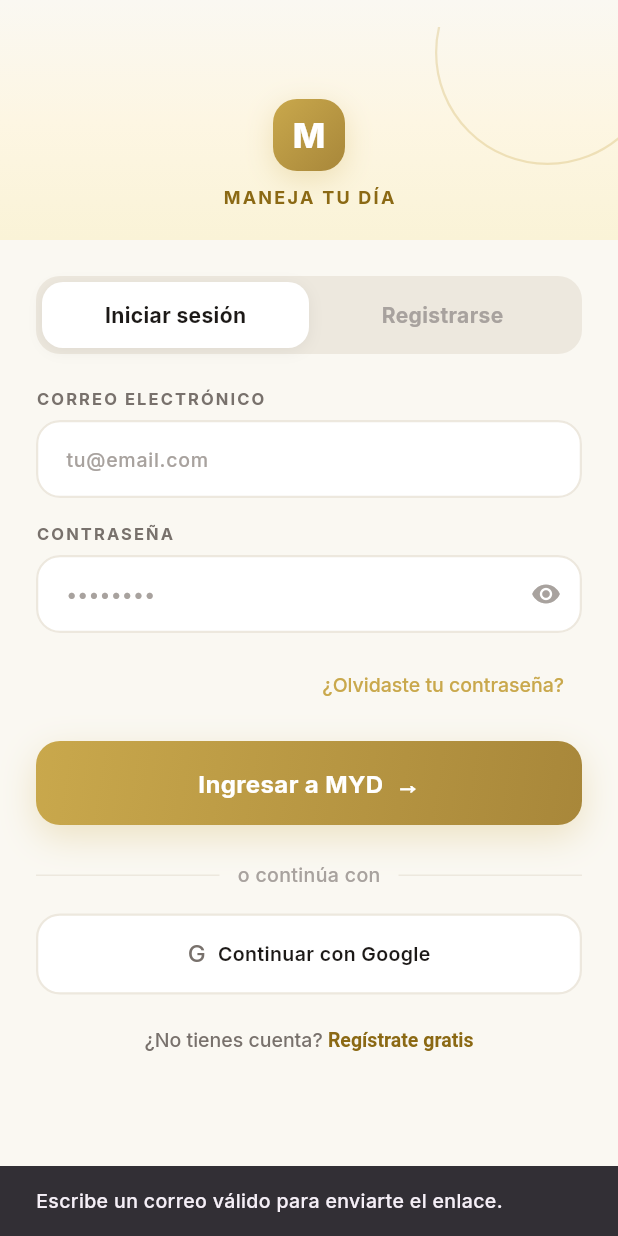
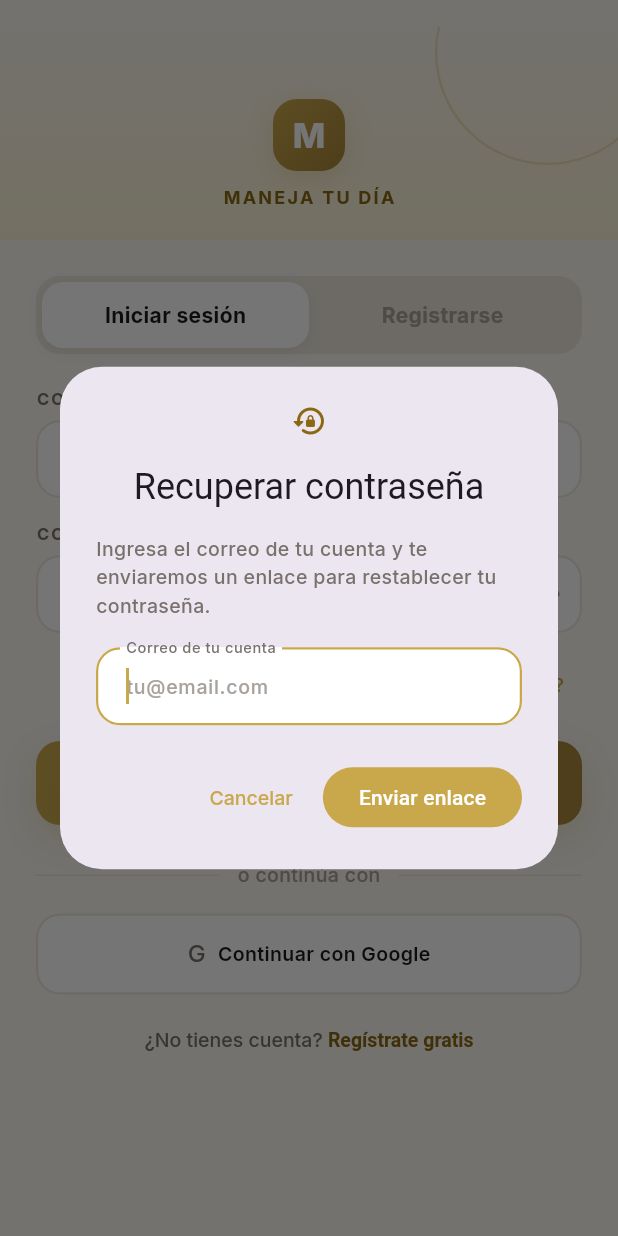
Before and after one commit to EstivenG1/ManajeYourDay, a Flutter app: the AuthScreen screen opened by its route, after a tap on "¿Olvidaste tu contraseña?", on a phone screen of 412 x 824 dp. Run offline on Flutter 3.47's test engine with Material 3 defaults, Android fonts, the phone set to English and light mode, and no system bars; our stand-ins replace fl_chart, flutter_local_notifications, google_fonts, google_sign_in, image_picker, pdf and 5 more; missing offline and left inert: excel_plus; accounts and stored records are empty; network calls fail.

Commit message:
Actualizacion APP

```diff
--- a/lib/features/auth/auth_screen.dart
+++ b/lib/features/auth/auth_screen.dart
@@ -7,6 +7,7 @@ import '../../core/supabase/supabase_config.dart';
 import '../../core/auth/auth_errors.dart';
 import '../../core/services/google_auth_service.dart';
 import '../legal/legal_info_screen.dart';
+import 'password_recovery_request_dialog.dart';
 
 enum AuthTab { login, register }
 
@@ -48,33 +49,16 @@ class _AuthScreenState extends State<AuthScreen> {
   }
 
   Future<void> _restablecerPassword() async {
-    final correo = _correoCtrl.text.trim();
-    if (!correo.contains('@') || !correo.contains('.')) {
-      ScaffoldMessenger.of(context).showSnackBar(
-        const SnackBar(
-          content: Text('Escribe un correo válido para enviarte el enlace.'),
+    await showDialog<void>(
+      context: context,
+      builder: (_) => PasswordRecoveryRequestDialog(
+        initialEmail: _correoCtrl.text.trim(),
+        onSend: (email) => supabase.auth.resetPasswordForEmail(
+          email,
+          redirectTo: SupabaseConfig.passwordRecoveryRedirect,
         ),
-      );
-      return;
-    }
-    try {
-      await supabase.auth.resetPasswordForEmail(
-        correo,
-        redirectTo: SupabaseConfig.passwordRecoveryRedirect,
-      );
-      if (!mounted) return;
-      ScaffoldMessenger.of(context).showSnackBar(
-        const SnackBar(
-          content: Text(
-            'Si la cuenta existe, recibirás un correo para restablecer tu contraseña.',
-          ),
-        ),
-      );
-    } catch (e) {
-      if (!mounted) return;
-      ScaffoldMessenger.of(context)
-          .showSnackBar(SnackBar(content: Text(mensajeErrorAuth(e))));
-    }
+      ),
+    );
   }
 
   Future<void> _enviar() async {
--- /dev/null
+++ b/lib/features/auth/password_recovery_request_dialog.dart
@@ -0,0 +1,153 @@
+import 'package:flutter/material.dart';
+
+import '../../core/auth/auth_errors.dart';
+import '../../core/localization/app_text.dart';
+import '../../core/theme/app_theme.dart';
+
+class PasswordRecoveryRequestDialog extends StatefulWidget {
+  final String initialEmail;
+  final Future<void> Function(String email) onSend;
+
+  const PasswordRecoveryRequestDialog({
+    super.key,
+    this.initialEmail = '',
+    required this.onSend,
+  });
+
+  @override
+  State<PasswordRecoveryRequestDialog> createState() =>
+      _PasswordRecoveryRequestDialogState();
+}
+
+class _PasswordRecoveryRequestDialogState
+    extends State<PasswordRecoveryRequestDialog> {
+  final _formKey = GlobalKey<FormState>();
+  late final _emailController = TextEditingController(
+    text: widget.initialEmail,
+  );
+  bool _loading = false;
+  bool _sent = false;
+  String? _error;
+
+  @override
+  void dispose() {
+    _emailController.dispose();
+    super.dispose();
+  }
+
+  Future<void> _send() async {
+    if (!_formKey.currentState!.validate()) return;
+    setState(() {
+      _loading = true;
+      _error = null;
+    });
+
+    try {
+      await widget.onSend(_emailController.text.trim());
+      if (mounted) setState(() => _sent = true);
+    } catch (error) {
+      if (mounted) {
+        setState(() => _error = mensajeErrorAuth(error));
+      }
+    } finally {
+      if (mounted) setState(() => _loading = false);
+    }
+  }
+
+  @override
+  Widget build(BuildContext context) {
+    return AlertDialog(
+      icon: Icon(Icons.lock_reset_rounded, color: AppColors.goldDeep),
+      title: Text(
+        appText(context, 'Recuperar contraseña', 'Reset password'),
+      ),
+      content: _sent ? _successContent(context) : _requestContent(context),
+      actions: _sent
+          ? [
+              FilledButton(
+                onPressed: () => Navigator.of(context).pop(),
+                child: Text(appText(context, 'Entendido', 'Got it')),
+              ),
+            ]
+          : [
+              TextButton(
+                onPressed: _loading ? null : () => Navigator.of(context).pop(),
+                child: Text(appText(context, 'Cancelar', 'Cancel')),
+              ),
+              FilledButton(
+                onPressed: _loading ? null : _send,
+                child: _loading
+                    ? const SizedBox(
+                        width: 18,
+                        height: 18,
+                        child: CircularProgressIndicator(strokeWidth: 2),
+                      )
+                    : Text(appText(context, 'Enviar enlace', 'Send link')),
+              ),
+            ],
+    );
+  }
+
+  Widget _requestContent(BuildContext context) {
+    return Form(
+      key: _formKey,
+      child: Column(
+        mainAxisSize: MainAxisSize.min,
+        crossAxisAlignment: CrossAxisAlignment.start,
+        children: [
+          Text(
+            appText(
+              context,
+              'Ingresa el correo de tu cuenta y te enviaremos un enlace para restablecer tu contraseña.',
+              'Enter your account email and we will send you a password reset link.',
+            ),
+          ),
+          const SizedBox(height: 18),
+          TextFormField(
+            key: const ValueKey('recovery-email'),
+            controller: _emailController,
+            autofocus: true,
+            enabled: !_loading,
+            keyboardType: TextInputType.emailAddress,
+            decoration: InputDecoration(
+              labelText: appText(
+                context,
+                'Correo de tu cuenta',
+                'Account email',
+              ),
+              hintText: 'tu@email.com',
+            ),
+            validator: (value) {
+              final email = value?.trim() ?? '';
+              if (!RegExp(r'^[\w.+-]+@[\w-]+\.[\w.-]+$').hasMatch(email)) {
+                return appText(
+                  context,
+                  'Ingresa un correo válido.',
+                  'Enter a valid email address.',
+                );
+              }
+              return null;
+            },
+          ),
+          if (_error != null) ...[
+            const SizedBox(height: 12),
+            Text(
+              _error!,
+              style: TextStyle(color: Theme.of(context).colorScheme.error),
+            ),
+          ],
+        ],
+      ),
+    );
+  }
+
+  Widget _successContent(BuildContext context) {
+    return Text(
+      appText(
+        context,
+        'Si la cuenta existe, recibirás un correo con los pasos para cambiar tu contraseña.',
+        'If the account exists, you will receive an email with steps to change your password.',
+      ),
+    );
+  }
+}
--- a/lib/main.dart
+++ b/lib/main.dart
@@ -24,6 +24,7 @@ class MydApp extends StatelessWidget {
     return AnimatedBuilder(
       animation: settings,
       builder: (context, _) => MaterialApp(
+        navigatorKey: mydNavigatorKey,
         title: 'MYD - Manage Your Day',
         debugShowCheckedModeBanner: false,
         theme: AppTheme.light,
```
Also changed, not shown: lib/core/auth/auth_gate.dart (+33 -1 lines), 1 other file.
